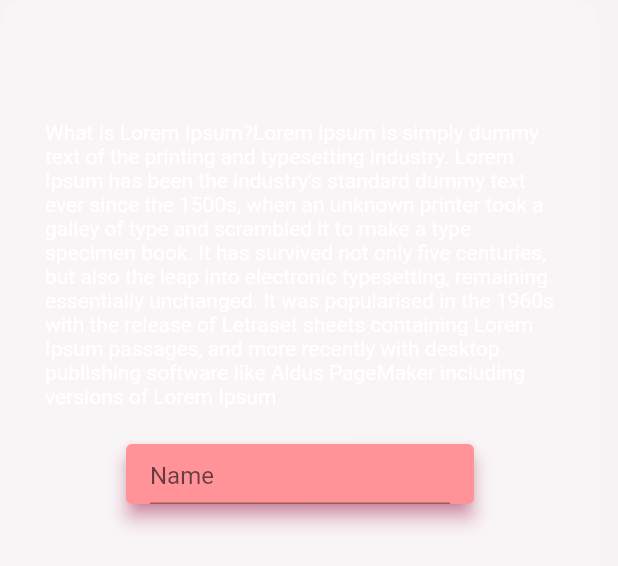
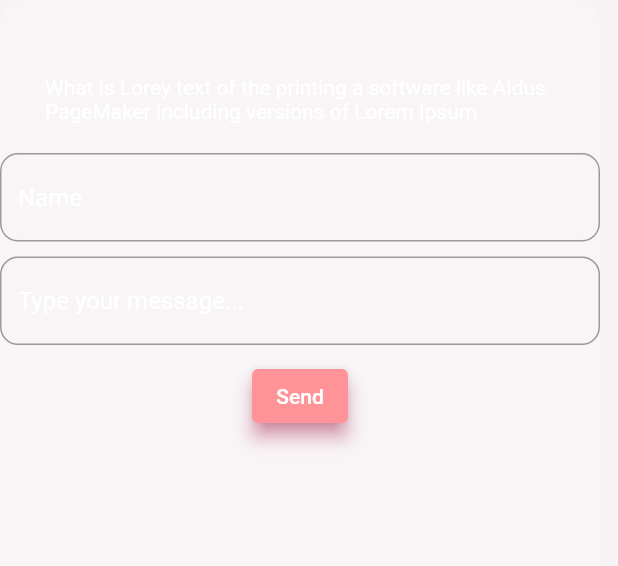
Before and after one commit to Hari-07/anuragam-web, a Flutter app: the Send_Message widget shown alone on an empty page, opened directly, on a phone screen of 412 x 824 dp. Shown: the top 566 px of the screen. Run offline on Flutter 3.47's test engine with Material 2 defaults, Android fonts, the phone set to English and light mode, and no system bars; drawn by our look-alikes of glassmorphism; our stand-ins replace cloud_firestore, firebase_core, flutter_countdown_timer, go_router, google_fonts, slide_countdown; missing offline and left inert: dart:html, dart:js; accounts and stored records are empty; Roboto replaces fonts that are missing (Arapey).

Commit message:
new layout

```diff
--- a/lib/views/widgets/send_message.dart
+++ b/lib/views/widgets/send_message.dart
@@ -1,3 +1,5 @@
+import 'dart:html';
+
 import 'package:flutter/cupertino.dart';
 import 'package:flutter/material.dart';
 import 'package:glassmorphism/glassmorphism.dart';
@@ -17,42 +19,50 @@ class Send_Message extends StatelessWidget {
         begin: Alignment.topLeft,
         end: Alignment.bottomRight,
         colors: [
-          Color(0xFFffffff).withOpacity(0.2),
-          Color((0xFFFFFFFF)).withOpacity(0.2),
+          const Color(0xFFffffff).withOpacity(0.2),
+          const Color((0xFFFFFFFF)).withOpacity(0.2),
         ],
       ),
       linearGradient: LinearGradient(
         begin: Alignment.topLeft,
         end: Alignment.bottomRight,
         colors: [
-          Color(0xFFffffff).withOpacity(0.2),
-          Color((0xFFFFFFFF)).withOpacity(0.2),
+          const Color(0xFFffffff).withOpacity(0.2),
+          const Color((0xFFFFFFFF)).withOpacity(0.2),
         ],
       ),
       child: Column(children: [
         const Padding(
-          padding: EdgeInsets.fromLTRB(30, 80, 30, 0),
+          padding: EdgeInsets.fromLTRB(30, 50, 30, 0),
           child: Text(
-              "What is Lorem Ipsum?Lorem Ipsum is simply dummy text of the printing and typesetting industry. Lorem Ipsum has been the industry's standard dummy text ever since the 1500s, when an unknown printer took a galley of type and scrambled it to make a type specimen book. It has survived not only five centuries, but also the leap into electronic typesetting, remaining essentially unchanged. It was popularised in the 1960s with the release of Letraset sheets containing Lorem Ipsum passages, and more recently with desktop publishing software like Aldus PageMaker including versions of Lorem Ipsum",
+              "What is Lorey text of the printing a software like Aldus PageMaker including versions of Lorem Ipsum",
               style: TextStyle(color: Colors.white)),
         ),
         const SizedBox(
           height: 20,
         ),
-        ElevatedButton(
-            onPressed: () {},
-            child: Form(
-                child: Column(
-              children: [
-                Container(
-                  height: 40,
-                  width: 200,
-                  child: TextFormField(
-                    decoration: const InputDecoration(hintText: 'Name'),
-                  ),
-                )
-              ],
-            )))
+        Form(
+          child: Column(
+            children: [
+              TextFormField(
+                style: const TextStyle(color: Colors.white),
+                decoration: const InputDecoration(hintText: 'Name'),
+              ),
+              const SizedBox(
+                height: 10,
+              ),
+              TextFormField(
+                style: const TextStyle(color: Colors.white),
+                decoration:
+                    const InputDecoration(hintText: 'Type your message...'),
+              ),
+              const SizedBox(
+                height: 10,
+              ),
+              ElevatedButton(onPressed: () {}, child: const Text('Send'))
+            ],
+          ),
+        ),
       ]),
     );
   }
--- a/pubspec.yaml
+++ b/pubspec.yaml
@@ -37,6 +37,7 @@ dependencies:
   slide_countdown: ^0.1.1
   google_fonts: ^2.3.1
   glassmorphism: ^3.0.0
+  flutter_countdown_timer: ^4.1.0
 
 dev_dependencies:
   build_runner: ^2.1.7
```
Also changed, not shown: lib/main.dart (+7 -3 lines), lib/views/homepage.dart (+15 -14 lines), lib/views/widgets/hometop.dart (added, +44 -0 lines), lib/views/widgets/timer.dart (+28 -11 lines), assets/bg.png (added), pubspec.lock.
